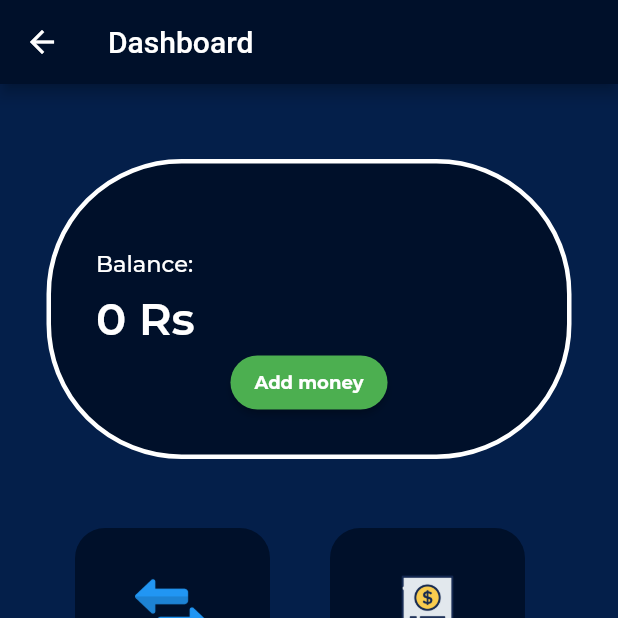
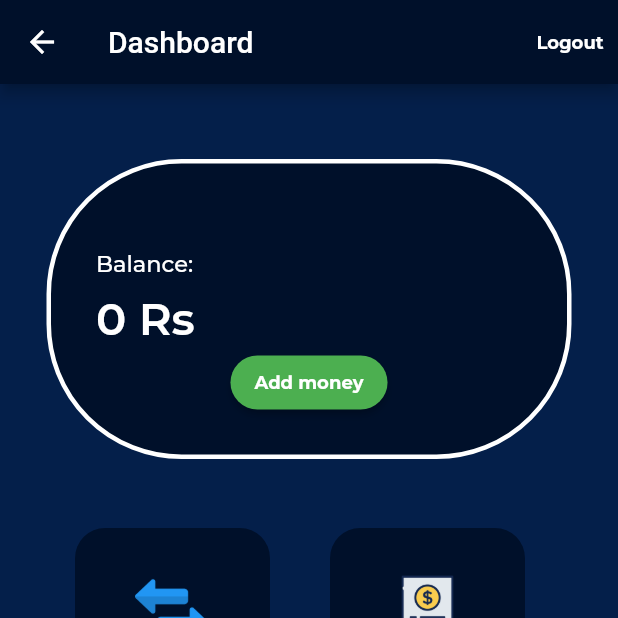
Before and after one commit to AWahab02/Bank_System, a Flutter app: the MainBoard screen opened directly with empty values, on a phone screen of 412 x 824 dp, the top half of it. Run offline on Flutter 3.47's test engine with Material 2 defaults, Android fonts, the phone set to English and light mode, and no system bars; our stand-ins replace awesome_snackbar_content, cloud_firestore, firebase_auth, firebase_core, google_fonts; missing offline and left inert: animated_check; accounts and stored records are empty.

Commit message:
"Second Commit"

```diff
--- a/lib/MainBoard.dart
+++ b/lib/MainBoard.dart
@@ -1,6 +1,9 @@
 import 'package:bank_system/Bill_Payment.dart';
 import 'package:bank_system/Deposit.dart';
+import 'package:bank_system/login_page.dart';
+import 'package:bank_system/main.dart';
 import 'package:cloud_firestore/cloud_firestore.dart';
+import 'package:firebase_auth/firebase_auth.dart';
 import 'package:flutter/cupertino.dart';
 import 'package:flutter/material.dart';
 import 'package:google_fonts/google_fonts.dart';
@@ -65,8 +68,21 @@ class _MainBoardState extends State<MainBoard> {
     return Scaffold(
       backgroundColor: const Color(0xff041f4a),
       appBar: AppBar(
-          backgroundColor: const Color(0xff00102a),
-          title: const Text('Dashboard')),
+        backgroundColor: const Color(0xff00102a),
+        title: const Text('Dashboard'),
+        actions: [
+          TextButton(
+              onPressed: (){Navigator.of(context).push(MaterialPageRoute(builder: (context) => HomePage()));},
+              child: Text(
+                'Logout',
+                style: GoogleFonts.montserrat(
+                    fontSize: 12,
+                    fontWeight: FontWeight.bold,
+                    color: Colors.white),
+              ),
+          ),
+        ],
+      ),
       body: Center(
         child: Padding(
           padding:
```
